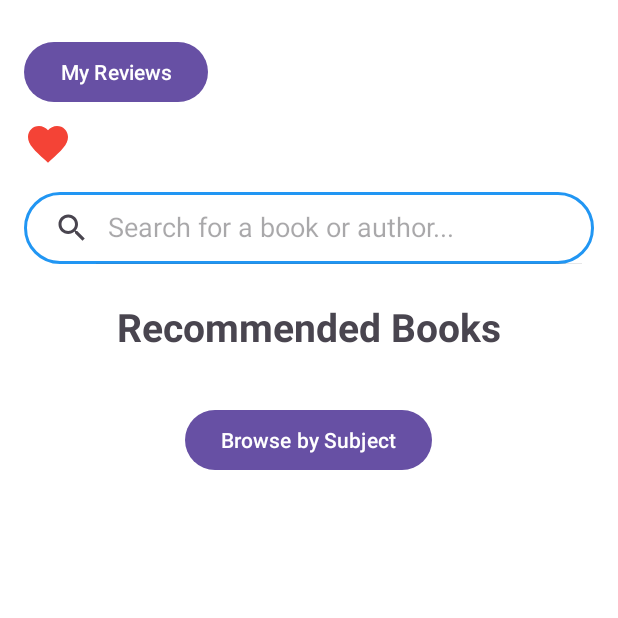
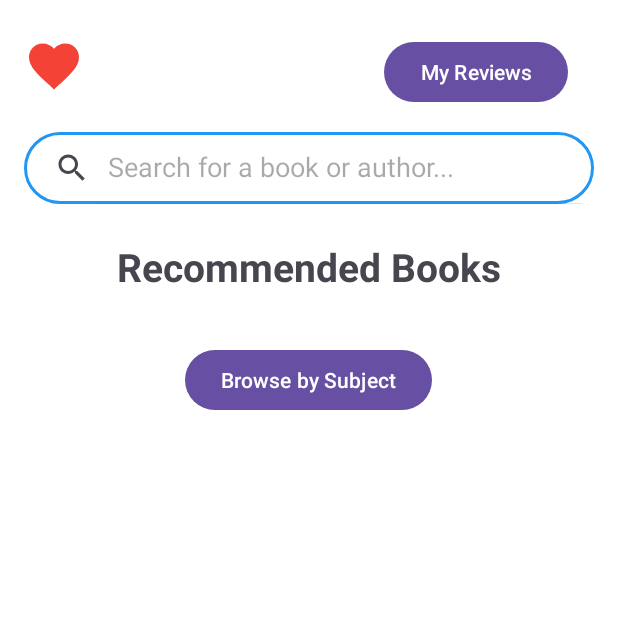
Before and after one commit to EladLandmanz/BookReviewApp, an Android app: the screen it shows after launch (MainActivity), on a phone screen of 412 x 824 dp, the top half of it. Run offline under Robolectric (Android 15) with nearby library versions, the phone set to English and light mode, and no system bars; our stand-ins replace Dagger/Hilt's generated code, Room's generated code; libraries missing offline, so code that uses them is left out: androidx.hilt.work; pictures from the network do not load.

Commit message:
loren and roni final

```diff
--- a/app/src/main/res/layout/fragment_home.xml
+++ b/app/src/main/res/layout/fragment_home.xml
@@ -12,24 +12,28 @@
         android:layout_height="wrap_content"
         android:orientation="vertical">
 
-        <Button
-            android:id="@+id/myReviewsButton"
-            android:layout_width="wrap_content"
+        <LinearLayout
+            android:layout_width="match_parent"
             android:layout_height="wrap_content"
-            android:layout_marginTop="8dp"
-            android:text="@string/my_reviews"
-            app:layout_constraintEnd_toEndOf="parent"
-            app:layout_constraintTop_toTopOf="parent" />
+            android:orientation="horizontal">
 
-        <ImageButton
-            android:id="@+id/favoritesButton"
-            android:layout_width="32dp"
-            android:layout_height="32dp"
-            android:scaleType="fitCenter"
-            android:layout_marginTop="8dp"
-            android:layout_gravity="start"
-            android:background="?attr/selectableItemBackgroundBorderless"
-            android:src="@drawable/red_heart_favorite" />
+            <ImageButton
+                android:id="@+id/favoritesButton"
+                android:layout_width="40dp"
+                android:layout_height="40dp"
+                android:layout_marginTop="8dp"
+                android:background="?attr/selectableItemBackgroundBorderless"
+                android:scaleType="fitCenter"
+                android:src="@drawable/red_heart_favorite" />
+
+            <Button
+                android:id="@+id/myReviewsButton"
+                android:layout_width="wrap_content"
+                android:layout_height="wrap_content"
+                android:layout_marginTop="8dp"
+                android:layout_marginStart="200dp"
+                android:text="@string/my_reviews" />
+        </LinearLayout>
 
         <androidx.appcompat.widget.SearchView
             android:id="@+id/searchView"
```
